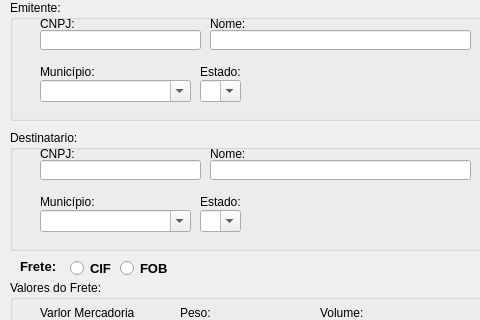
First picture: the form in frm_principal.ui, repository luissantananet/SistCotacao, before the edit; both pictures show x 0 to 480 and y 0 to 320 of the 615 by 615 pixel window.
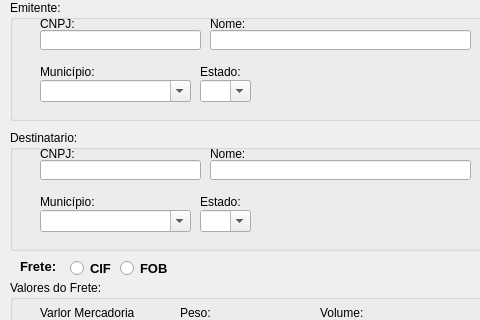
Second picture: the form after the edit.

Commit message: add's ComboBox

Patch:
```diff
--- a/frm_principal.ui
+++ b/frm_principal.ui
@@ -539,7 +539,7 @@
       <rect>
        <x>190</x>
        <y>80</y>
-       <width>41</width>
+       <width>51</width>
        <height>22</height>
       </rect>
      </property>
@@ -669,7 +669,7 @@
       <rect>
        <x>190</x>
        <y>80</y>
-       <width>41</width>
+       <width>51</width>
        <height>22</height>
       </rect>
      </property>
```
Left out of the diff: 6 changed lines with no effect on the pictures. The commit also changes 2 other files.
